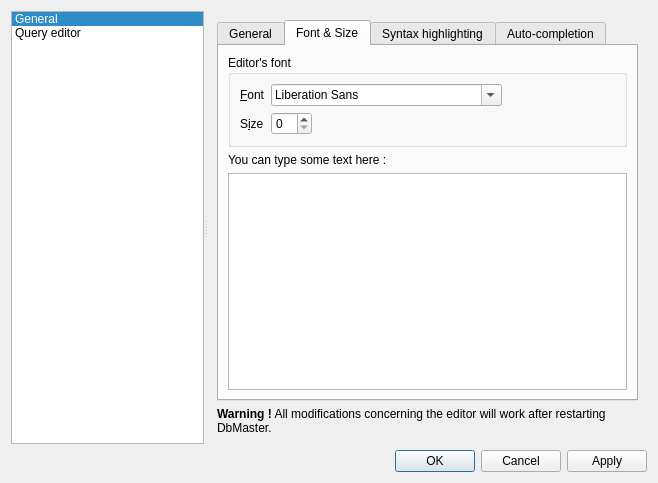
FrenchDilettante/dbmaster, file src/dialogs/configdialogclass.ui: the form before one commit.
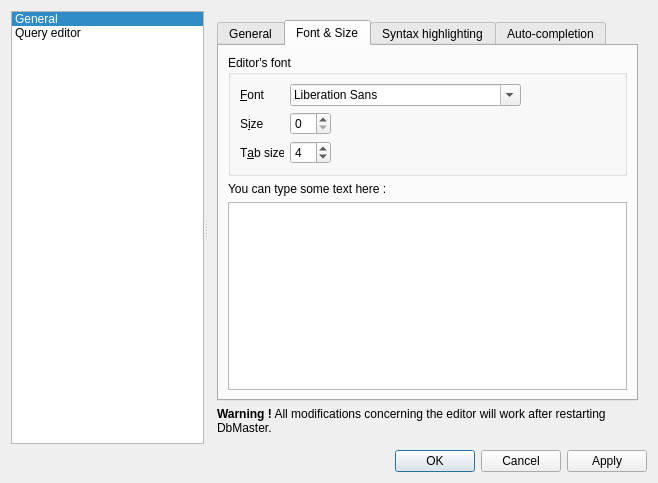
The form after the commit. The open tabs and pages were chosen to show the change. Icons and pictures are not drawn. Custom widgets are drawn as their Qt base class.

The edit to the form file:
```diff
--- a/src/dialogs/configdialogclass.ui
+++ b/src/dialogs/configdialogclass.ui
@@ -222,6 +222,35 @@
                  </property>
                 </widget>
                </item>
+               <item row="2" column="0">
+                <widget class="QLabel" name="label_6">
+                 <property name="text">
+                  <string>T&amp;ab size</string>
+                 </property>
+                 <property name="buddy">
+                  <cstring>tabsizeSpin</cstring>
+                 </property>
+                </widget>
+               </item>
+               <item row="2" column="1">
+                <widget class="QSpinBox" name="tabsizeSpin">
+                 <property name="sizePolicy">
+                  <sizepolicy hsizetype="Fixed" vsizetype="Fixed">
+                   <horstretch>0</horstretch>
+                   <verstretch>0</verstretch>
+                  </sizepolicy>
+                 </property>
+                 <property name="minimum">
+                  <number>1</number>
+                 </property>
+                 <property name="maximum">
+                  <number>10</number>
+                 </property>
+                 <property name="value">
+                  <number>4</number>
+                 </property>
+                </widget>
+               </item>
               </layout>
              </widget>
             </item>
```
